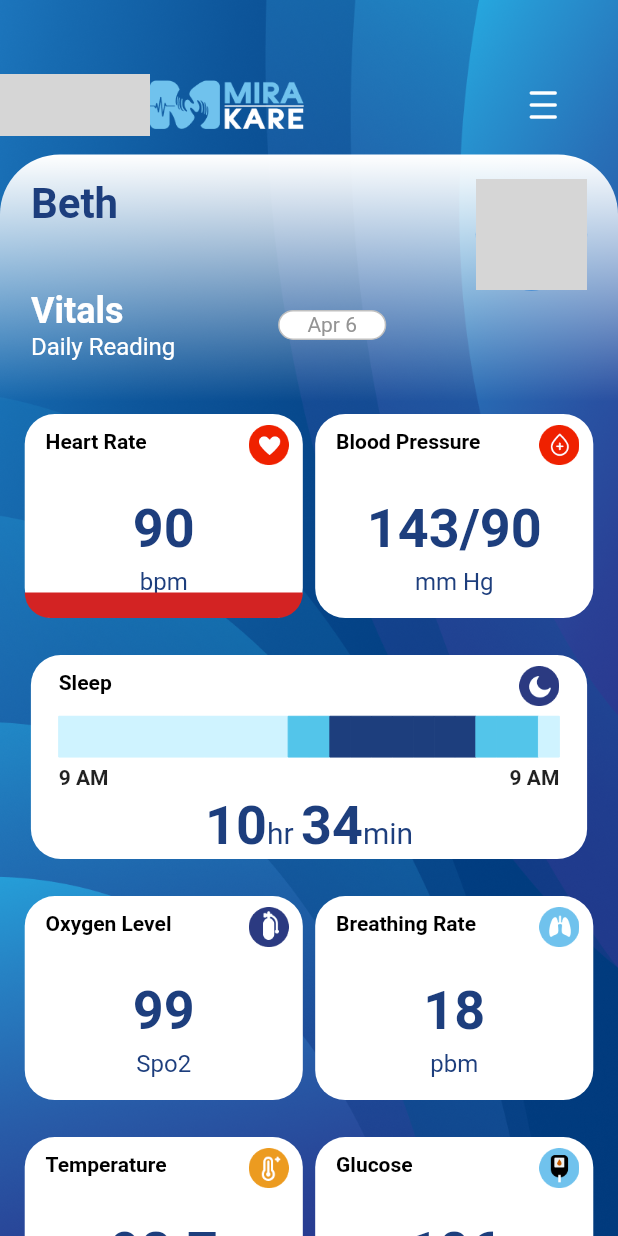
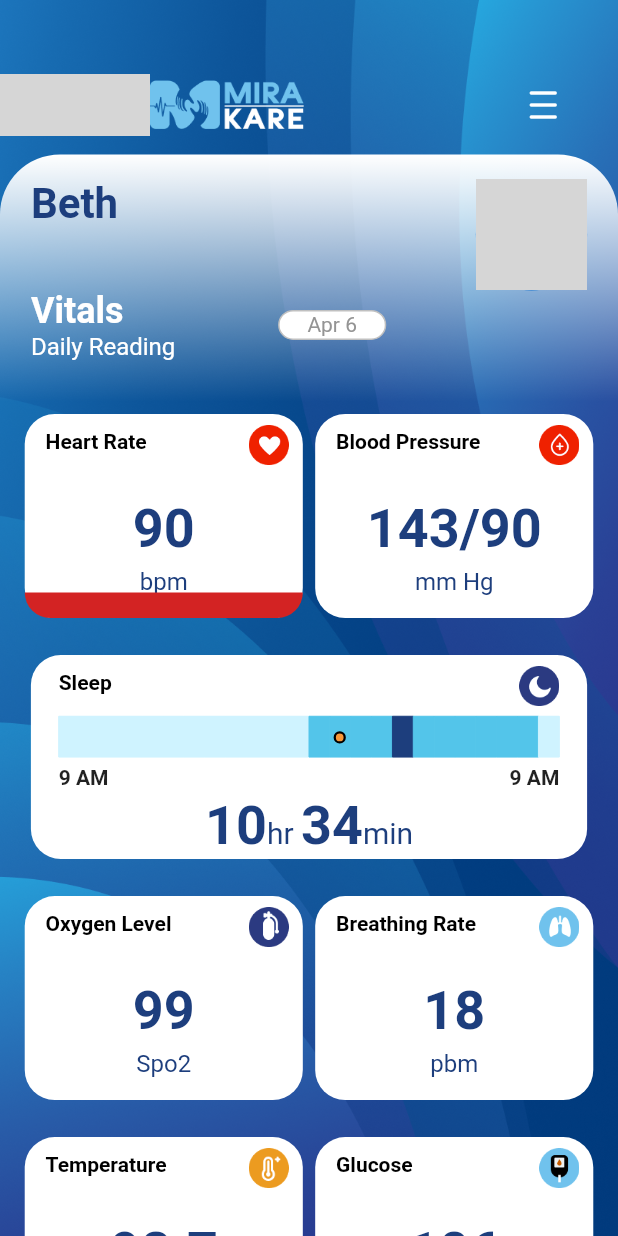
Before and after one commit to suren-rjs/mira_care, a Flutter app: the screen it shows after launch, on a phone screen of 412 x 824 dp. Run offline on Flutter 3.47's test engine with Material 2 defaults, Android fonts, the light colour scheme and no system bars; our stand-ins replace get, google_fonts; network calls fail; grey boxes are pictures that could not be loaded.

Commit message:
Sleep Screen Completed

```diff
--- a/lib/constants/app_colors.dart
+++ b/lib/constants/app_colors.dart
@@ -14,6 +14,7 @@ class _AppColors {
   final Color white30 = const Color(0xBAFFFFFF);
   final Color black = const Color(0xFF000000);
   final Color scoreCardText = const Color(0xFF1D3E7D);
+  final Color eventNote = const Color(0xFF001640);
   final Color textGray = const Color(0xFF949494);
   final Color borderGray = const Color(0xFFC0C0C0);
   final Color backgroundGray = const Color(0xFFE8E8E8);
@@ -21,6 +22,7 @@ class _AppColors {
   final Color nonSleep = const Color(0xFFCFF3FF);
   final Color sleep = const Color(0xFF53C5EA);
   final Color deepSleep = const Color(0xFF1D3E7D);
+  final Color event = const Color(0xFFF89739);
   final Color remCol1 = const Color(0xFFF9C200);
   final Color remCol2 = const Color(0xFFF97700);
   final Color remCol3 = const Color(0xFF00D9CC);
--- a/lib/presentation/components/care_recipient_profile_card.dart
+++ b/lib/presentation/components/care_recipient_profile_card.dart
@@ -8,7 +8,10 @@ import 'package:mira_care/resources/controller/view_controller.dart';
 class CareRecipientProfileCard extends StatelessWidget {
   const CareRecipientProfileCard({
     super.key,
+    required this.isDashboard,
   });
+
+  final bool isDashboard;
 
   @override
   Widget build(BuildContext context) {
@@ -19,7 +22,12 @@ class CareRecipientProfileCard extends StatelessWidget {
     String today = DateFormat("MMM d").format(now);
     String url =
         'https://www.rd.com/wp-content/uploads/2017/09/01-shutterstock_476340928-Irina-Bg.jpg';
-    return GetBuilder<ViewController>(
+    return WillPopScope(
+      onWillPop: () async {
+        Get.put(ViewController()).setNavigatorValue(1);
+        return false;
+      },
+      child: GetBuilder<ViewController>(
         init: Get.put(ViewController()),
         builder: (controller) {
           return Container(
@@ -59,7 +67,7 @@ class CareRecipientProfileCard extends StatelessWidget {
                     height: scrHeight * 0.09,
                     width: scrHeight * 0.09,
                     child: InkWell(
-                    onTap: () => controller.setNavigatorValue(1),
+                      onTap: () => controller.setNavigatorValue(11),
                       child: AvatarImage(url: url),
                     ),
                   ),
@@ -71,7 +79,7 @@ class CareRecipientProfileCard extends StatelessWidget {
                     crossAxisAlignment: CrossAxisAlignment.start,
                     children: [
                       Text(
-                      'Vitals',
+                        isDashboard ? 'Vitals' : 'Sleep',
                         style: TextStyle(
                           fontSize: 24 * fontScaleFactor,
                           color: appColors.white,
@@ -79,7 +87,7 @@ class CareRecipientProfileCard extends StatelessWidget {
                         ),
                       ),
                       Text(
-                      'Daily Reading',
+                        isDashboard ? 'Daily Reading' : 'Sleep Score',
                         style: TextStyle(
                           fontSize: 16 * fontScaleFactor,
                           color: appColors.white,
@@ -118,6 +126,7 @@ class CareRecipientProfileCard extends StatelessWidget {
             ),
           );
         },
+      ),
     );
   }
 }
--- a/lib/presentation/components/overlay_panel.dart
+++ b/lib/presentation/components/overlay_panel.dart
@@ -91,12 +91,12 @@ class _OverlayPanelState extends State<OverlayPanel> {
                       MenuItem(
                         iconUri: 'assets/images/dash.png',
                         name: 'Dashboard',
-                        function: () => controller.setNavigatorValue(0),
+                        function: () => controller.setNavigatorValue(1),
                       ),
                       MenuItem(
                         iconUri: 'assets/images/journal.png',
                         name: 'Journal',
-                        function: () => controller.setNavigatorValue(1),
+                        function: () => controller.setNavigatorValue(2),
                       ),
                       MenuItem(
                         iconUri: 'assets/images/calendar.png',
--- a/lib/presentation/components/sleep_card.dart
+++ b/lib/presentation/components/sleep_card.dart
@@ -1,8 +1,9 @@
 import 'package:flutter/material.dart';
 import 'package:mira_care/constants/app_colors.dart';
+import 'package:mira_care/presentation/components/sleep_scale.dart';
 
-class SleepScoreCard extends StatelessWidget {
-  const SleepScoreCard({
+class SleepCard extends StatelessWidget {
+  const SleepCard({
     super.key,
     required this.title,
     required this.iconUri,
@@ -12,6 +13,7 @@ class SleepScoreCard extends StatelessWidget {
     required this.sleepEnd,
     required this.deepSleepStart,
     required this.deepSleepEnd,
+    this.function,
   });
 
   final String title;
@@ -22,6 +24,7 @@ class SleepScoreCard extends StatelessWidget {
   final int deepSleepEnd;
   final String hour;
   final String minutes;
+  final Function()? function;
 
   @override
   Widget build(BuildContext context) {
@@ -31,33 +34,9 @@ class SleepScoreCard extends StatelessWidget {
     double cardHeight = scrHeight * 0.165;
     double cardWidth = scrWidth * 0.9;
     double progressWidth = cardWidth * 0.9;
-    Map progressValues = {
-      9: 1,
-      10: 2,
-      11: 3,
-      12: 4,
-      13: 5,
-      14: 6,
-      15: 7,
-      16: 8,
-      17: 9,
-      18: 10,
-      19: 11,
-      20: 12,
-      21: 13,
-      22: 14,
-      23: 15,
-      0: 16,
-      1: 17,
-      2: 18,
-      3: 19,
-      4: 20,
-      5: 21,
-      6: 22,
-      7: 23,
-      8: 0,
-    };
-    return Container(
+    return InkWell(
+      onTap: function,
+      child: Container(
         width: cardWidth,
         height: cardHeight,
         decoration: BoxDecoration(
@@ -91,44 +70,13 @@ class SleepScoreCard extends StatelessWidget {
             Positioned(
               top: cardHeight * 0.3,
               left: cardWidth * 0.05,
-            child: Row(
-              children: [
-                Container(
-                  padding: EdgeInsets.zero,
-                  margin: EdgeInsets.zero,
-                  width: progressWidth,
-                  height: cardHeight * 0.2,
-                  color: appColors.nonSleep,
-                  child: ListView.builder(
-                    scrollDirection: Axis.horizontal,
-                    padding: EdgeInsets.zero,
-                    itemCount: 24,
-                    physics: const NeverScrollableScrollPhysics(),
-                    itemBuilder: (context, index) {
-                      index += 1;
-                      var progressColor =
-                          index - 1 > progressValues[sleepStart] &&
-                                  index - 1 < progressValues[sleepEnd]
-                              ? index - 1 > progressValues[deepSleepStart] &&
-                                      index - 1 < progressValues[deepSleepEnd]
-                                  ? appColors.deepSleep
-                                  : appColors.sleep
-                              : appColors.nonSleep;
-                      return Container(
-                        decoration: BoxDecoration(
-                          border: Border.all(width: 0, color: progressColor),
-                          color: progressColor,
-                        ),
-                        clipBehavior: Clip.none,
-                        padding: EdgeInsets.zero,
-                        margin: EdgeInsets.zero,
-                        width: progressWidth / 24,
-                        height: cardHeight * 0.2,
-                      );
-                    },
-                  ),
-                ),
-              ],
+              child: SleepScale(
+                progressWidth: progressWidth,
+                progressHeight: cardHeight,
+                sleepStart: sleepStart,
+                sleepEnd: sleepEnd,
+                deepSleepStart: deepSleepStart,
+                deepSleepEnd: deepSleepEnd,
               ),
             ),
             Positioned(
@@ -206,6 +154,7 @@ class SleepScoreCard extends StatelessWidget {
             ),
           ],
         ),
+      ),
     );
   }
 }
--- /dev/null
+++ b/lib/presentation/components/sleep_scale.dart
@@ -0,0 +1,118 @@
+import 'package:flutter/material.dart';
+import 'package:mira_care/constants/app_colors.dart';
+
+class SleepScale extends StatelessWidget {
+  const SleepScale({
+    super.key,
+    required this.progressWidth,
+    required this.progressHeight,
+    required this.sleepStart,
+    required this.sleepEnd,
+    required this.deepSleepStart,
+    required this.deepSleepEnd,
+    this.events,
+  });
+
+  final double progressWidth;
+  final double progressHeight;
+  final int sleepStart;
+  final int sleepEnd;
+  final int deepSleepStart;
+  final int deepSleepEnd;
+  final List<int>? events;
+
+  @override
+  Widget build(BuildContext context) {
+    List<int> eventList = events ?? [22];
+    Map progressValues = {
+      9: 1,
+      10: 2,
+      11: 3,
+      12: 4,
+      13: 5,
+      14: 6,
+      15: 7,
+      16: 8,
+      17: 9,
+      18: 10,
+      19: 11,
+      20: 12,
+      21: 13,
+      22: 14,
+      23: 15,
+      0: 16,
+      1: 17,
+      2: 18,
+      3: 19,
+      4: 20,
+      5: 21,
+      6: 22,
+      7: 23,
+      8: 0,
+    };
+    return Row(
+      children: [
+        Container(
+          padding: EdgeInsets.zero,
+          margin: EdgeInsets.zero,
+          width: progressWidth,
+          height: progressHeight * 0.2,
+          color: appColors.nonSleep,
+          child: ListView.builder(
+            scrollDirection: Axis.horizontal,
+            padding: EdgeInsets.zero,
+            itemCount: 24,
+            physics: const NeverScrollableScrollPhysics(),
+            itemBuilder: (context, index) {
+              int eventTime =
+                  (index >= 0 && index < 15 ? index + 9 : index - 15);
+              int sleepStartTime = progressValues[sleepStart - 1];
+              int sleepEndTime = progressValues[sleepEnd - 1];
+              int deepSleepStartTime = progressValues[deepSleepStart - 1];
+              int deepSleepEndTime = progressValues[deepSleepEnd - 1];
+              bool isClockWise = sleepStartTime < sleepEndTime;
+              var progressColor = (isClockWise
+                      ? (index >= sleepStartTime && index <= sleepEndTime)
+                      : (index >= sleepStartTime || index <= sleepEndTime))
+                  ? index >= deepSleepStartTime && index <= deepSleepEndTime
+                      ? appColors.deepSleep
+                      : appColors.sleep
+                  : appColors.nonSleep;
+              return Stack(
+                children: [
+                  Container(
+                    decoration: BoxDecoration(
+                      border: Border.all(width: 0, color: progressColor),
+                      color: progressColor,
+                    ),
+                    clipBehavior: Clip.none,
+                    padding: EdgeInsets.zero,
+                    margin: EdgeInsets.zero,
+                    width: progressWidth / 24,
+                    height: progressHeight * 0.2,
+                  ),
+                  Positioned(
+                    top: 10,
+                    left: 2.5,
+                    child: eventList.contains(eventTime)
+                        ? Container(
+                            decoration: BoxDecoration(
+                              border: Border.all(
+                                  width: 1.5, color: appColors.black),
+                              borderRadius: BorderRadius.circular(25),
+                              color: appColors.event,
+                            ),
+                            height: progressHeight * 0.06,
+                            width: progressHeight * 0.06,
+                          )
+                        : Container(),
+                  )
+                ],
+              );
+            },
+          ),
+        ),
+      ],
+    );
+  }
+}
--- a/lib/presentation/screens/dashboard.dart
+++ b/lib/presentation/screens/dashboard.dart
@@ -1,9 +1,11 @@
 import 'package:flutter/material.dart';
+import 'package:get/get.dart';
 import 'package:mira_care/constants/app_colors.dart';
 import 'package:mira_care/presentation/components/care_recipient_profile_card.dart';
 import 'package:mira_care/presentation/components/health_score_card.dart';
 import 'package:mira_care/presentation/components/remainder.dart';
 import 'package:mira_care/presentation/components/sleep_card.dart';
+import 'package:mira_care/resources/controller/view_controller.dart';
 
 class Dashboard extends StatelessWidget {
   const Dashboard({
@@ -15,13 +17,16 @@ class Dashboard extends StatelessWidget {
     double scrHeight = MediaQuery.of(context).size.height;
     double scrWidth = MediaQuery.of(context).size.width;
     double fontScaleFactor = MediaQuery.of(context).textScaleFactor;
+    ViewController viewController = Get.put(ViewController());
 
     double reminderHeight = scrHeight * 0.11;
     return Column(
       mainAxisAlignment: MainAxisAlignment.start,
       crossAxisAlignment: CrossAxisAlignment.start,
       children: [
-        const CareRecipientProfileCard(),
+        const CareRecipientProfileCard(
+          isDashboard: true,
+        ),
         SizedBox(
           height: scrHeight * 0.675,
           child: SingleChildScrollView(
@@ -49,15 +54,16 @@ class Dashboard extends StatelessWidget {
                   ],
                 ),
                 SizedBox(height: scrHeight * 0.03),
-                const SleepScoreCard(
+                SleepCard(
                   title: 'Sleep',
                   iconUri: 'assets/images/sleep_rate.png',
                   hour: '10',
                   minutes: '34',
-                  sleepStart: 18,
+                  sleepStart: 21,
                   sleepEnd: 7,
-                  deepSleepStart: 20,
-                  deepSleepEnd: 4,
+                  deepSleepStart: 1,
+                  deepSleepEnd: 1,
+                  function: () => viewController.setNavigatorValue(12),
                 ),
                 SizedBox(height: scrHeight * 0.03),
                 Row(
--- a/pubspec.yaml
+++ b/pubspec.yaml
@@ -46,3 +46,5 @@ flutter:
     - assets/images/temp.png
     - assets/images/glucose.png
     - assets/images/weight.png
+    # Sleep Card Images
+    - assets/images/score.png
```
Also changed, not shown: lib/presentation/components/daily_sleep_scale.dart (added, +79 -0 lines), lib/presentation/components/sleep_event.dart (added, +81 -0 lines), lib/presentation/components/sleep_score_card.dart (added, +43 -0 lines), lib/presentation/screens/care_recipient_profile.dart (+11 -2 lines), lib/presentation/screens/sleep_page.dart (added, +127 -0 lines), lib/resources/controller/view_controller.dart (+6 -3 lines), assets/images/score.png (added). Lines whose indentation alone changed are shown as unchanged.
